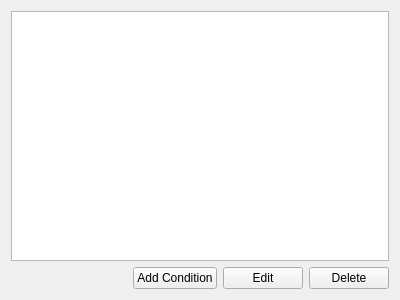
Above: plugins/Conditions/OrConditionAssociation/createorconditionassociationwidget.ui from KDE/simon before the change. Below: the same form after it.
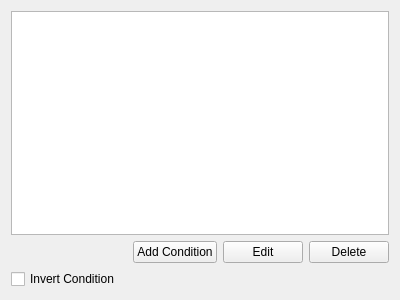
That is the form after the change.

Commit message: >Made condition plugins invertible (added gui invert checkbox in createconditionwidget derivatives and changed name function to reflect inversion)

```diff
--- a/plugins/Conditions/OrConditionAssociation/createorconditionassociationwidget.ui
+++ b/plugins/Conditions/OrConditionAssociation/createorconditionassociationwidget.ui
@@ -55,6 +55,22 @@
      </item>
     </layout>
    </item>
+   <item>
+    <widget class="QCheckBox" name="cbInverted">
+     <property name="toolTip">
+      <string>An inverted condition is satisfied when its specified details are NOT true</string>
+     </property>
+     <property name="whatsThis">
+      <string>An inverted condition is satisfied when its specified details are NOT true</string>
+     </property>
+     <property name="layoutDirection">
+      <enum>Qt::LeftToRight</enum>
+     </property>
+     <property name="text">
+      <string>Invert Condition</string>
+     </property>
+    </widget>
+   </item>
   </layout>
  </widget>
  <resources/>
```
The commit also changes 9 other files.
